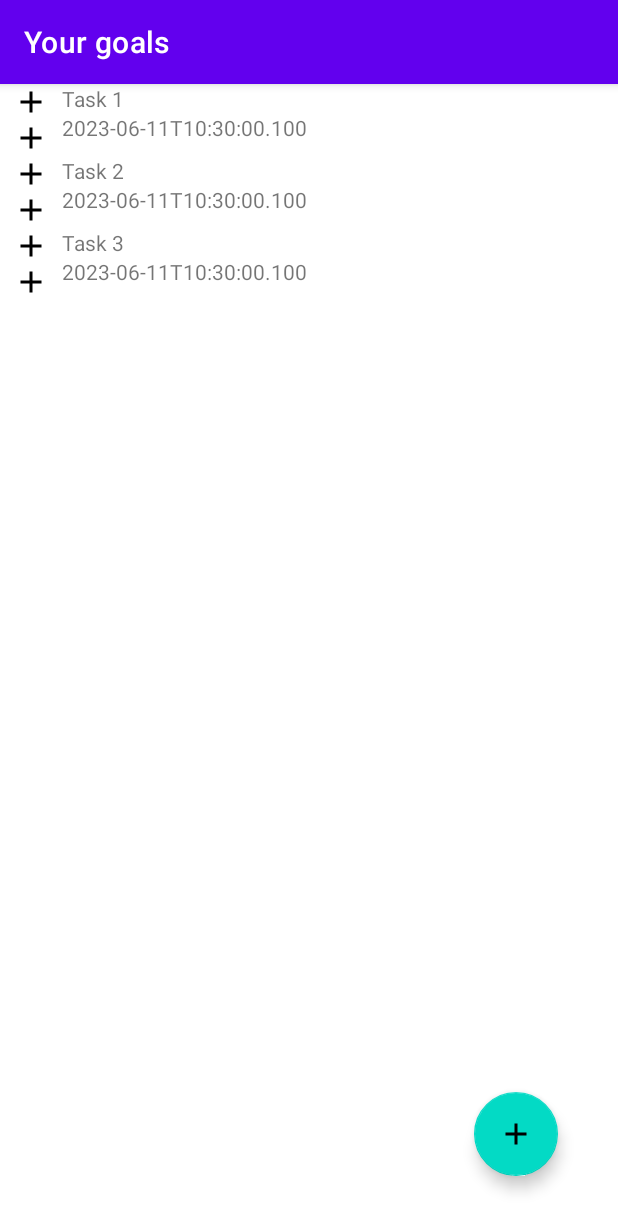
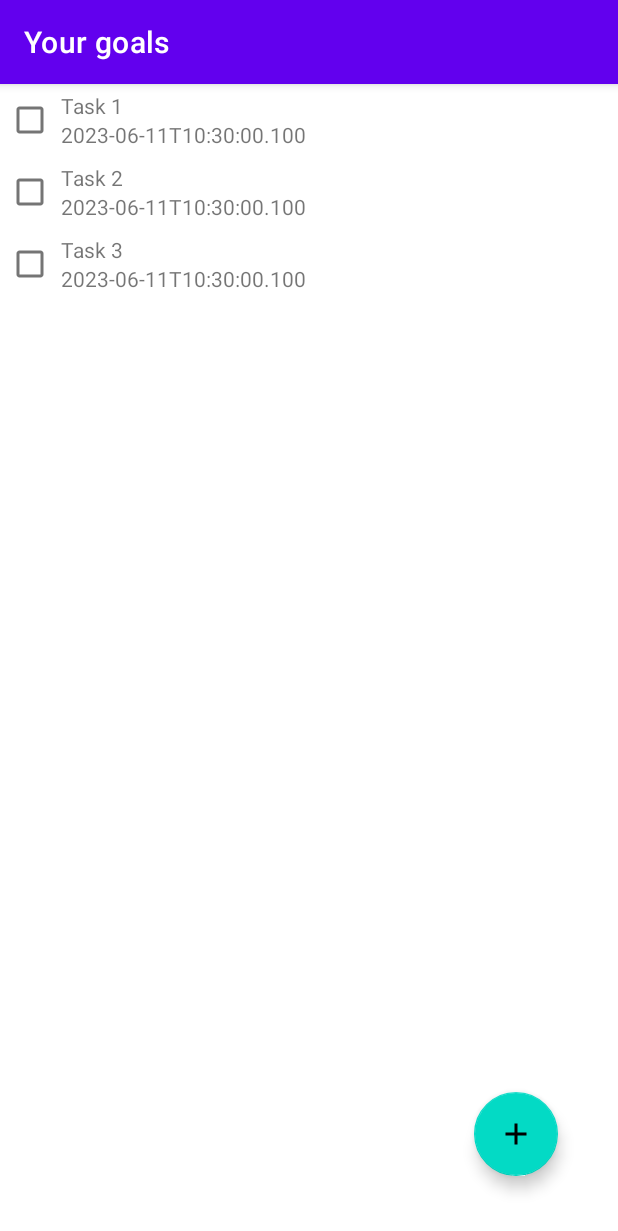
Before and after one commit to Mobile-Developement-School-23/android-todo-app-alexcawl, an Android app: the screen it shows after launch (MainActivity), on a phone screen of 412 x 824 dp. Shown: the top 1231 px of the screen. Run offline under Robolectric (Android 15) with nearby library versions, the phone set to English and light mode, and no system bars; our stand-ins replace navigation-ui.

Commit message:
UI refactoring

```diff
--- a/app/src/main/java/org/alexcawl/todoapp/recycle_view/TodoItemAdapter.kt
+++ b/app/src/main/java/org/alexcawl/todoapp/recycle_view/TodoItemAdapter.kt
@@ -4,7 +4,7 @@ import android.view.LayoutInflater
 import android.view.ViewGroup
 import androidx.recyclerview.widget.RecyclerView
 import org.alexcawl.todoapp.data.TodoItem
-import org.alexcawl.todoapp.databinding.ViewTodoItemBinding
+import org.alexcawl.todoapp.databinding.LayoutTodoItemBinding
 import java.time.LocalDateTime
 
 class TodoItemAdapter : RecyclerView.Adapter<TodoItemViewHolder>() {
@@ -16,7 +16,7 @@ class TodoItemAdapter : RecyclerView.Adapter<TodoItemViewHolder>() {
 
     override fun onCreateViewHolder(parent: ViewGroup, viewType: Int): TodoItemViewHolder {
         val inflater = LayoutInflater.from(parent.context)
-        val binding = ViewTodoItemBinding.inflate(inflater, parent, false)
+        val binding = LayoutTodoItemBinding.inflate(inflater, parent, false)
         return TodoItemViewHolder(binding)
     }
 
--- a/app/src/main/java/org/alexcawl/todoapp/recycle_view/TodoItemViewHolder.kt
+++ b/app/src/main/java/org/alexcawl/todoapp/recycle_view/TodoItemViewHolder.kt
@@ -1,8 +1,7 @@
 package org.alexcawl.todoapp.recycle_view
 
-import android.view.View
 import androidx.recyclerview.widget.RecyclerView
-import org.alexcawl.todoapp.databinding.ViewTodoItemBinding
+import org.alexcawl.todoapp.databinding.LayoutTodoItemBinding
 
-class TodoItemViewHolder(val binding: ViewTodoItemBinding) : RecyclerView.ViewHolder(binding.root) {
+class TodoItemViewHolder(val binding: LayoutTodoItemBinding) : RecyclerView.ViewHolder(binding.root) {
 }
--- /dev/null
+++ b/app/src/main/res/drawable/baseline_square_24.xml
@@ -0,0 +1,10 @@
+<vector xmlns:android="http://schemas.android.com/apk/res/android"
+    android:width="24dp"
+    android:height="24dp"
+    android:tint="@android:color/transparent"
+    android:viewportWidth="24"
+    android:viewportHeight="24">
+    <path
+        android:fillColor="@android:color/white"
+        android:pathData="M3,3h18v18h-18z" />
+</vector>
--- /dev/null
+++ b/app/src/main/res/layout/layout_todo_item.xml
@@ -0,0 +1,43 @@
+<?xml version="1.0" encoding="utf-8"?>
+<LinearLayout xmlns:android="http://schemas.android.com/apk/res/android"
+    xmlns:app="http://schemas.android.com/apk/res-auto"
+    android:layout_width="match_parent"
+    android:layout_height="wrap_content"
+    android:gravity="center"
+    android:weightSum="10">
+
+    <CheckBox
+        android:id="@+id/checkbox_item_status"
+        android:layout_width="0dp"
+        android:layout_height="wrap_content"
+        android:layout_weight="1" />
+
+    <LinearLayout
+        android:layout_width="0dp"
+        android:layout_height="wrap_content"
+        android:layout_weight="8"
+        android:orientation="vertical">
+
+        <TextView
+            android:id="@+id/text_item_content"
+            android:layout_width="match_parent"
+            android:maxLines="3"
+            android:ellipsize="end"
+            android:layout_height="wrap_content"
+            android:text="@string/description" />
+
+        <TextView
+            android:id="@+id/text_item_deadline"
+            android:layout_width="wrap_content"
+            android:layout_height="wrap_content"
+            android:text="@string/datetime" />
+    </LinearLayout>
+
+    <ImageView
+        android:id="@+id/icon_item_type"
+        android:layout_width="0dp"
+        android:layout_height="wrap_content"
+        android:layout_weight="1"
+        android:contentDescription="@string/type"
+        app:srcCompat="@drawable/baseline_square_24" />
+</LinearLayout>
--- a/app/src/main/res/layout/view_todo_item.xml
+++ /dev/null
@@ -1,48 +0,0 @@
-<?xml version="1.0" encoding="utf-8"?>
-<LinearLayout xmlns:android="http://schemas.android.com/apk/res/android"
-    xmlns:app="http://schemas.android.com/apk/res-auto"
-    android:layout_width="match_parent"
-    android:layout_height="wrap_content"
-    android:weightSum="10">
-
-    <LinearLayout
-        android:layout_width="match_parent"
-        android:layout_height="match_parent"
-        android:layout_weight="9"
-        android:orientation="vertical">
-
-        <ImageView
-            android:id="@+id/icon_item_status"
-            android:layout_width="match_parent"
-            android:layout_height="wrap_content"
-            app:srcCompat="@drawable/baseline_add_24"
-            android:contentDescription="@string/status" />
-
-        <ImageView
-            android:id="@+id/icon_item_type"
-            android:layout_width="match_parent"
-            android:layout_height="wrap_content"
-            app:srcCompat="@drawable/baseline_add_24"
-            android:contentDescription="@string/type" />
-
-    </LinearLayout>
-
-    <LinearLayout
-        android:layout_width="match_parent"
-        android:layout_height="match_parent"
-        android:layout_weight="1"
-        android:orientation="vertical">
-
-        <TextView
-            android:id="@+id/text_item_content"
-            android:layout_width="match_parent"
-            android:layout_height="wrap_content"
-            android:text="@string/description" />
-
-        <TextView
-            android:id="@+id/text_item_deadline"
-            android:layout_width="wrap_content"
-            android:layout_height="wrap_content"
-            android:text="@string/datetime" />
-    </LinearLayout>
-</LinearLayout>
```
Also changed, not shown: app/src/main/res/drawable/baseline_low_priority_24.xml (added, +10 -0 lines), app/src/main/res/drawable/baseline_priority_high_24.xml (added, +13 -0 lines).
